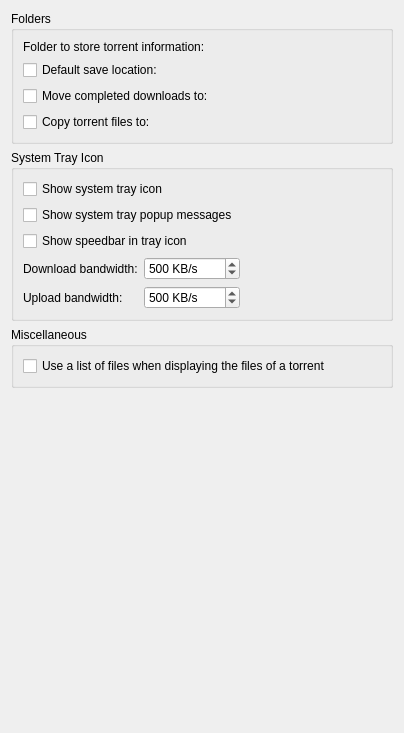
Above: ktorrent/generalpref.ui from KDE/ktorrent before the change. Below: the same form after it.
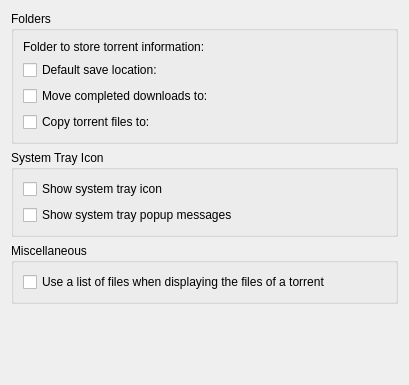
That is the form after the change. Custom widgets are drawn as their Qt base class.

Commit message: Removed system tray icon speedbars options from config dialog, seeing that the speedbars are not yet ported, and they are not going to be for 3.0

Patch:
```diff
--- a/ktorrent/generalpref.ui
+++ b/ktorrent/generalpref.ui
@@ -5,8 +5,8 @@
    <rect>
     <x>0</x>
     <y>0</y>
-    <width>400</width>
-    <height>733</height>
+    <width>409</width>
+    <height>385</height>
    </rect>
   </property>
   <layout class="QVBoxLayout" >
@@ -110,95 +110,6 @@
         </property>
        </widget>
       </item>
-      <item>
-       <widget class="QCheckBox" name="kcfg_showSpeedBarInTrayIcon" >
-        <property name="toolTip" >
-         <string>Whether or not to draw 2 speedbars in the system tray icon. These speedbars show how fast you are currently downloading and uploading.</string>
-        </property>
-        <property name="text" >
-         <string>Show speedbar in tray icon</string>
-        </property>
-       </widget>
-      </item>
-      <item>
-       <layout class="QHBoxLayout" >
-        <item>
-         <layout class="QGridLayout" >
-          <item row="0" column="0" >
-           <widget class="QLabel" name="label_2" >
-            <property name="text" >
-             <string>Download bandwidth:</string>
-            </property>
-           </widget>
-          </item>
-          <item row="0" column="1" >
-           <widget class="QSpinBox" name="kcfg_downloadBandwidth" >
-            <property name="toolTip" >
-             <string>The amount of download bandwith at your disposal. This is used as a maximum for the speedbars.</string>
-            </property>
-            <property name="suffix" >
-             <string> KB/s</string>
-            </property>
-            <property name="prefix" >
-             <string/>
-            </property>
-            <property name="minimum" >
-             <number>1</number>
-            </property>
-            <property name="maximum" >
-             <number>100000000</number>
-            </property>
-            <property name="value" >
-             <number>500</number>
-            </property>
-           </widget>
-          </item>
-          <item row="1" column="0" >
-           <widget class="QLabel" name="label_3" >
-            <property name="text" >
-             <string>Upload bandwidth:</string>
-            </property>
-           </widget>
-          </item>
-          <item row="1" column="1" >
-           <widget class="QSpinBox" name="kcfg_uploadBandwidth" >
-            <property name="toolTip" >
-             <string>The amount of upload bandwith at your disposal. This is used as a maximum for the speedbars.</string>
-            </property>
-            <property name="suffix" >
-             <string> KB/s</string>
-            </property>
-            <property name="prefix" >
-             <string/>
-            </property>
-            <property name="minimum" >
-             <number>1</number>
-            </property>
-            <property name="maximum" >
-             <number>100000000</number>
-            </property>
-            <property name="value" >
-             <number>500</number>
-            </property>
-           </widget>
-          </item>
-         </layout>
-        </item>
-        <item>
-         <spacer>
-          <property name="orientation" >
-           <enum>Qt::Horizontal</enum>
-          </property>
-          <property name="sizeHint" >
-           <size>
-            <width>40</width>
-            <height>20</height>
-           </size>
-          </property>
-         </spacer>
-        </item>
-       </layout>
-      </item>
      </layout>
     </widget>
    </item>
```
Left out of the diff: 32 changed lines with no effect on the pictures. The commit also changes 1 other file.
